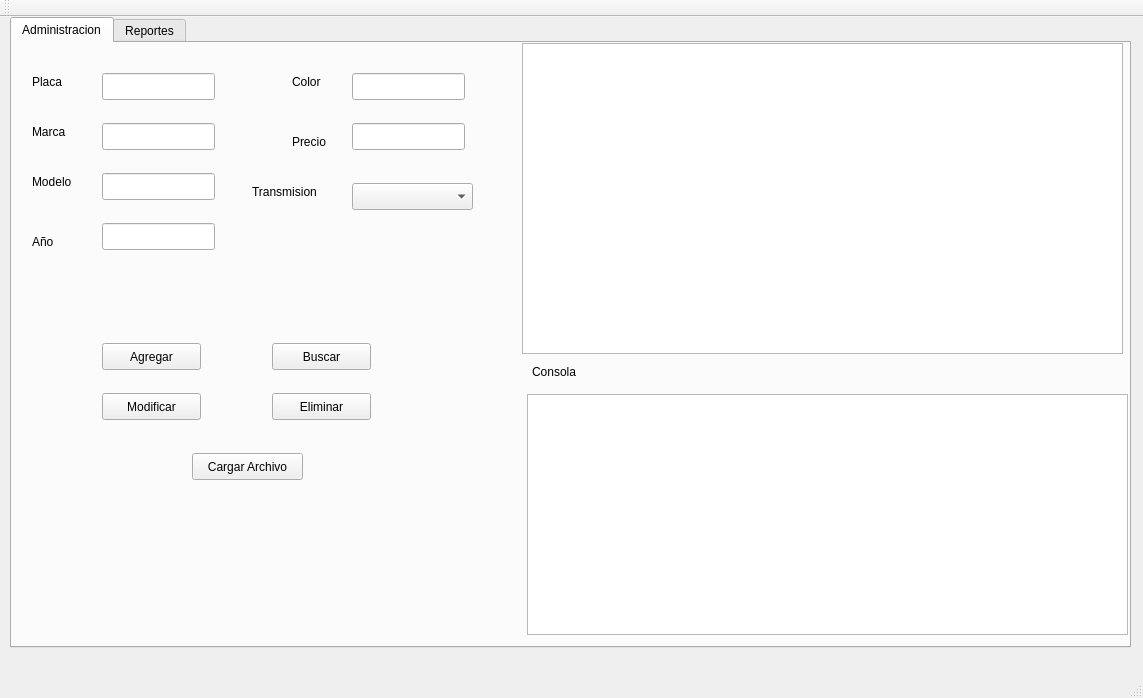
This is mainwindow.ui in EduardoGarcia360/EDDPractica2 as Qt 5 draws it before an edit. The edited form follows.
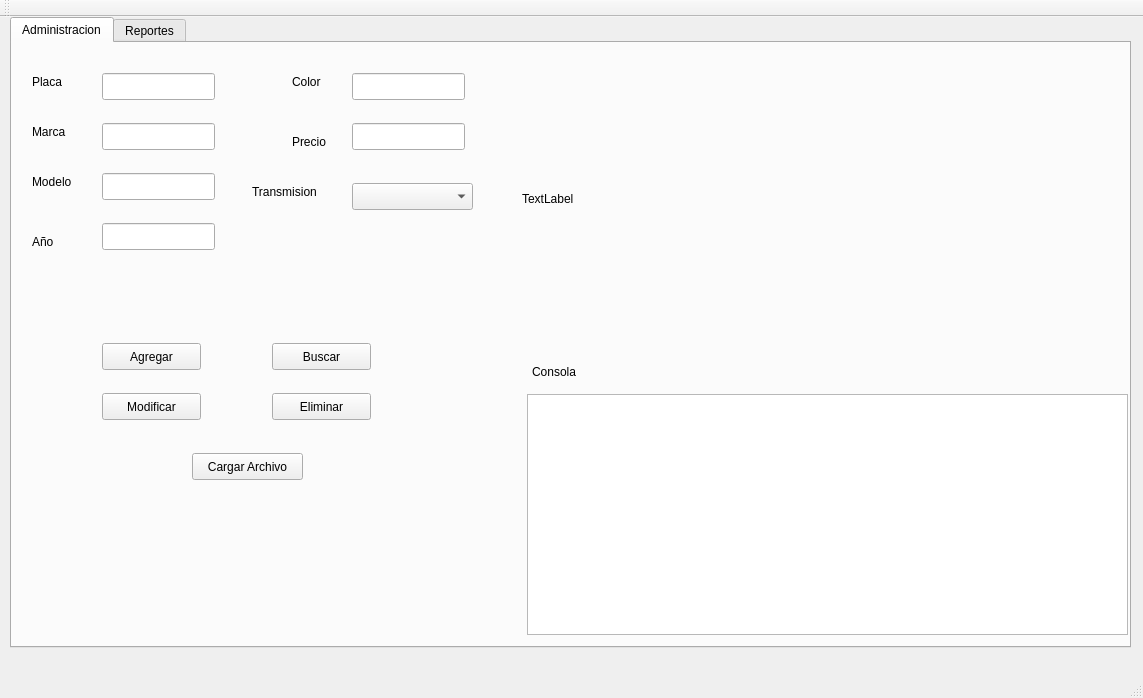
This is the edited form.

What changed in the file:
```diff
--- a/mainwindow.ui
+++ b/mainwindow.ui
@@ -279,15 +279,18 @@
        </rect>
       </property>
      </widget>
-     <widget class="QGraphicsView" name="graphicsView">
+     <widget class="QLabel" name="lblgrafica1">
       <property name="geometry">
        <rect>
         <x>510</x>
-        <y>0</y>
-        <width>601</width>
-        <height>311</height>
+        <y>10</y>
+        <width>591</width>
+        <height>291</height>
        </rect>
       </property>
+      <property name="text">
+       <string>TextLabel</string>
+      </property>
      </widget>
     </widget>
     <widget class="QWidget" name="tab_2">
```
